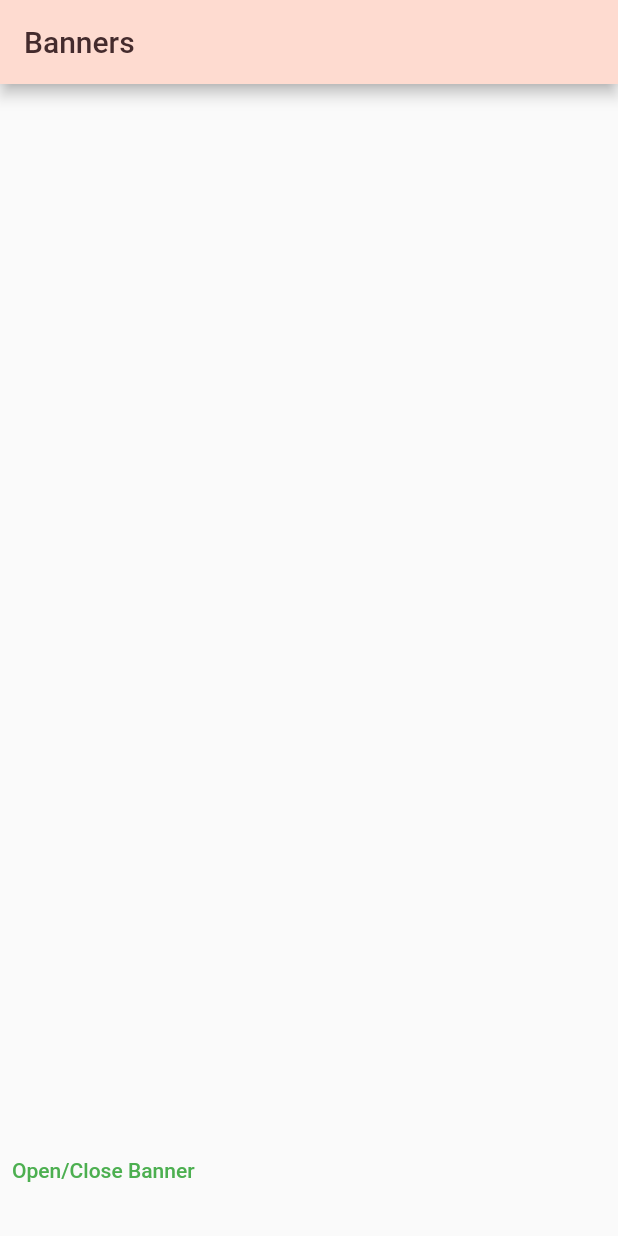
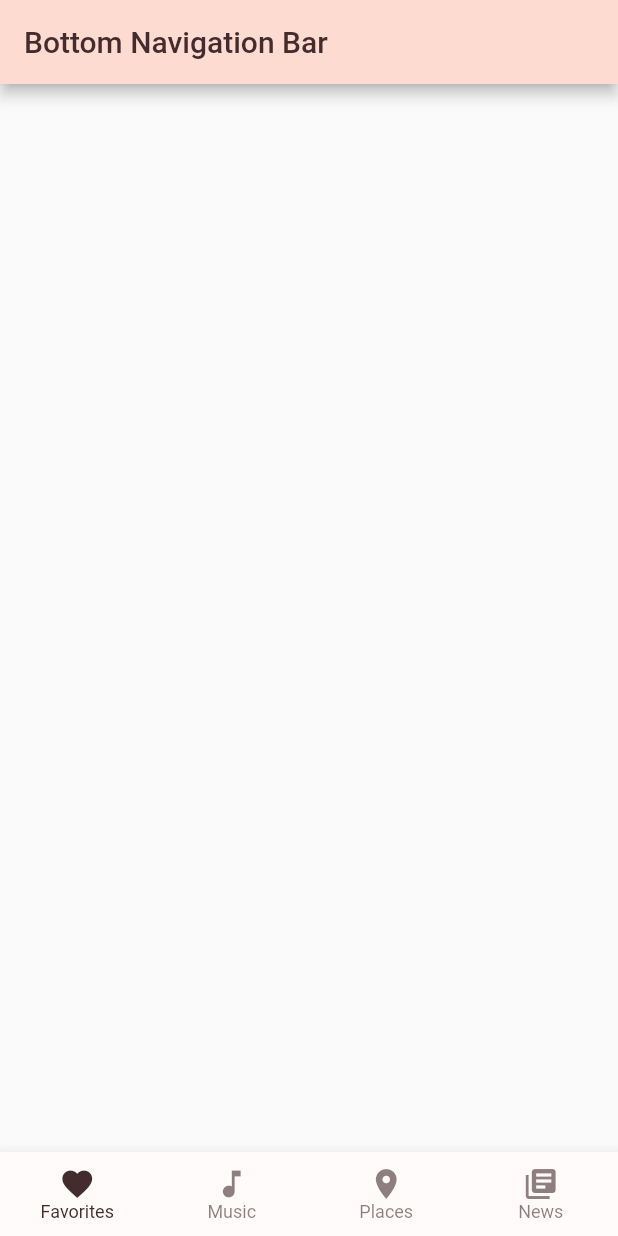
Before and after one commit to techkush/flutter_reference, a Flutter app: the screen it shows after launch, on a phone screen of 412 x 824 dp. Run offline on Flutter 3.47's test engine with Material 2 defaults, Android fonts, the phone set to English and light mode, and no system bars; Roboto replaces fonts that are missing (Rubik).

Commit message:
bottom navigation bar

```diff
--- a/lib/components/banners.dart
+++ b/lib/components/banners.dart
@@ -2,6 +2,8 @@ import 'package:flutter/material.dart';
 import 'package:flutter_reference/main.dart';
 
 // A banner displays a prominent message and related optional actions.
+// ToDo: Add animation part
+
 class BannersWidgetScreen extends StatefulWidget {
   const BannersWidgetScreen({Key? key}) : super(key: key);
 
--- /dev/null
+++ b/lib/components/bottom_navigation.dart
@@ -0,0 +1,58 @@
+import 'package:flutter/material.dart';
+
+// Bottom navigation bars allow movement between primary destinations in an app.
+// https://material.io/components/bottom-navigation/flutter
+// ToDo: Add animated icons from Rive animation tool
+
+class BottomNavigationWidgetScreen extends StatefulWidget {
+  const BottomNavigationWidgetScreen({Key? key}) : super(key: key);
+
+  @override
+  _BottomNavigationWidgetScreenState createState() => _BottomNavigationWidgetScreenState();
+}
+
+class _BottomNavigationWidgetScreenState extends State<BottomNavigationWidgetScreen> {
+
+  int _currentIndex = 0;
+
+
+  @override
+  Widget build(BuildContext context) {
+    final colorScheme = Theme.of(context).colorScheme;
+    final textTheme = Theme.of(context).textTheme;
+    return Scaffold(
+      appBar: AppBar(title: const Text('Bottom Navigation Bar'),),
+      bottomNavigationBar: BottomNavigationBar(
+        type: BottomNavigationBarType.fixed,
+        currentIndex: _currentIndex,
+        backgroundColor: colorScheme.surface,
+        selectedItemColor: colorScheme.onSurface,
+        unselectedItemColor: colorScheme.onSurface.withOpacity(.60),
+        selectedLabelStyle: textTheme.caption,
+        unselectedLabelStyle: textTheme.caption,
+        onTap: (value) {
+          // Respond to item press.
+          setState(() => _currentIndex = value);
+        },
+        items: const [
+          BottomNavigationBarItem(
+            label: 'Favorites',
+            icon: Icon(Icons.favorite),
+          ),
+          BottomNavigationBarItem(
+            label: 'Music',
+            icon: Icon(Icons.music_note),
+          ),
+          BottomNavigationBarItem(
+            label: 'Places',
+            icon: Icon(Icons.location_on),
+          ),
+          BottomNavigationBarItem(
+            label: 'News',
+            icon: Icon(Icons.library_books),
+          ),
+        ],
+      ),
+    );
+  }
+}
--- a/lib/main.dart
+++ b/lib/main.dart
@@ -1,6 +1,7 @@
 import 'package:flutter/material.dart';
 import 'package:flutter_reference/components/app_bars.dart';
 import 'package:flutter_reference/components/banners.dart';
+import 'package:flutter_reference/components/bottom_navigation.dart';
 
 
 void main() {
@@ -16,7 +17,7 @@ class MyApp extends StatelessWidget {
       title: 'Flutter Reference',
       theme: _buildShrineTheme(),
       debugShowCheckedModeBanner: false,
-      home: const BannersWidgetScreen(),
+      home: const BottomNavigationWidgetScreen(),
     );
   }
 }
```
